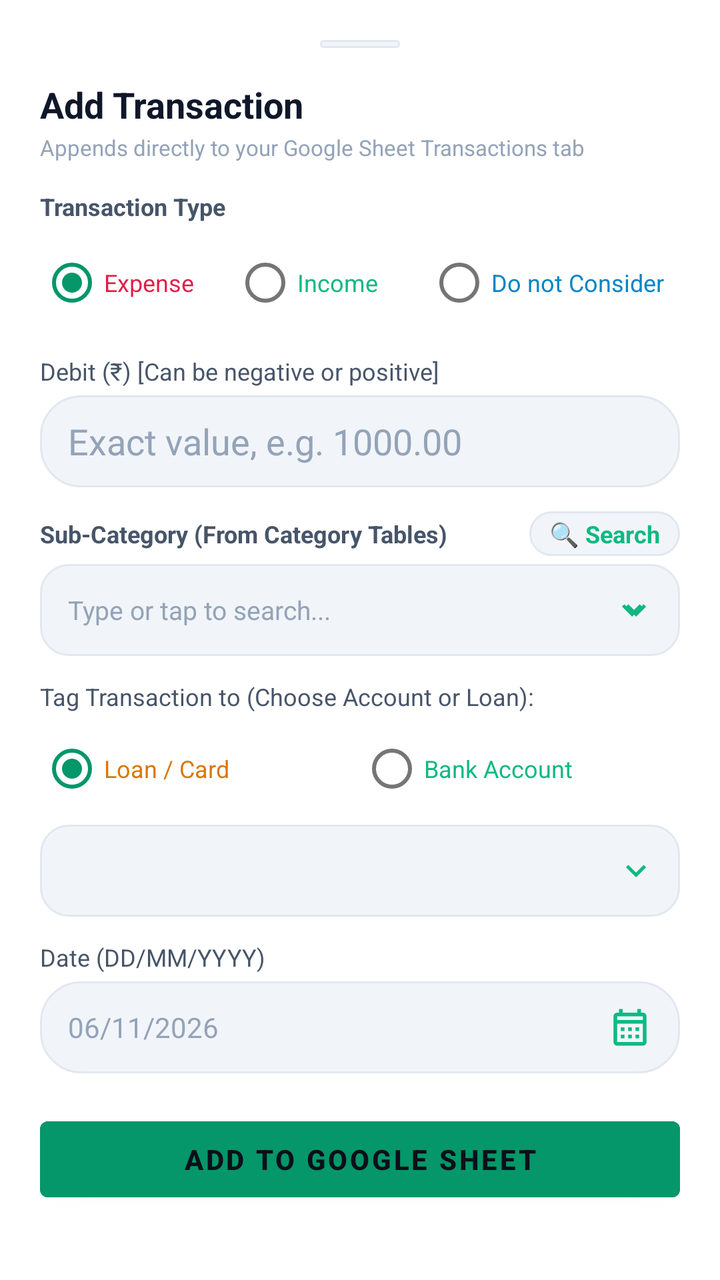
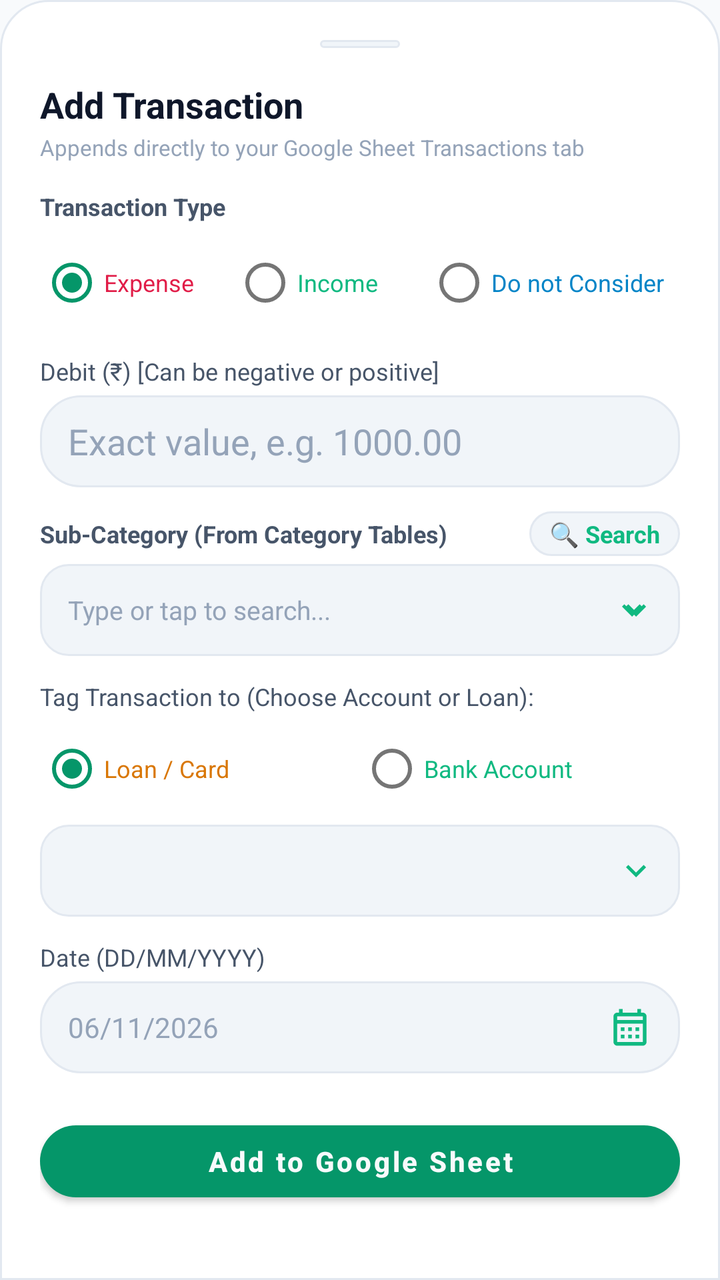

An Android layout rendered at two revisions. The XML below is the earlier revision; the diff shows what the commit changed to produce the second picture.
<!-- AndroidManifest.xml: application theme AppTheme -->
<!-- res/layout/dialog_add_transaction.xml -->
<?xml version="1.0" encoding="utf-8"?>
<androidx.core.widget.NestedScrollView
    xmlns:android="http://schemas.android.com/apk/res/android"
    android:id="@+id/scrollAddTransaction"
    android:layout_width="match_parent"
    android:layout_height="wrap_content"
    android:background="@color/bg_card"
    android:fillViewport="true">

    <LinearLayout
        android:id="@+id/layoutAddTxRoot"
        android:layout_width="match_parent"
        android:layout_height="wrap_content"
        android:orientation="vertical"
        android:padding="20dp"
        android:focusable="true"
        android:focusableInTouchMode="true">

        
        <View
            android:layout_width="40dp"
            android:layout_height="4dp"
            android:layout_gravity="center_horizontal"
            android:background="@drawable/bg_pill_dark"
            android:layout_marginBottom="16dp" />

        <TextView
            android:layout_width="wrap_content"
            android:layout_height="wrap_content"
            android:text="Add Transaction"
            android:textColor="@color/text_primary"
            android:textSize="18sp"
            android:textStyle="bold" />

        <TextView
            android:layout_width="wrap_content"
            android:layout_height="wrap_content"
            android:layout_marginTop="2dp"
            android:text="Appends directly to your Google Sheet Transactions tab"
            android:textColor="@color/text_muted"
            android:textSize="11sp" />

        
        <TextView
            android:layout_width="wrap_content"
            android:layout_height="wrap_content"
            android:layout_marginTop="14dp"
            android:text="Transaction Type"
            android:textColor="@color/text_secondary"
            android:textSize="12sp"
            android:textStyle="bold" />

        <RadioGroup
            android:id="@+id/rgType"
            android:layout_width="match_parent"
            android:layout_height="wrap_content"
            android:layout_marginTop="6dp"
            android:orientation="horizontal">

            <RadioButton
                android:id="@+id/rbExpense"
                android:layout_width="0dp"
                android:layout_weight="1"
                android:layout_height="wrap_content"
                android:text="Expense"
                android:checked="true"
                android:textColor="@color/red_rose"
                android:textSize="12sp" />

            <RadioButton
                android:id="@+id/rbIncome"
                android:layout_width="0dp"
                android:layout_weight="1"
                android:layout_height="wrap_content"
                android:text="Income"
                android:textColor="@color/green_mint"
                android:textSize="12sp" />

            <RadioButton
                android:id="@+id/rbDoNotConsider"
                android:layout_width="0dp"
                android:layout_weight="1.3"
                android:layout_height="wrap_content"
                android:text="Do not Consider"
                android:textColor="@color/blue_sky"
                android:textSize="12sp" />
        </RadioGroup>

        
        <LinearLayout
            android:id="@+id/layoutDebitField"
            android:layout_width="match_parent"
            android:layout_height="wrap_content"
            android:layout_marginTop="12dp"
            android:orientation="vertical">

            <TextView
                android:id="@+id/tvDebitLabel"
                android:layout_width="wrap_content"
                android:layout_height="wrap_content"
                android:text="Debit (₹) [Can be negative or positive]"
                android:textColor="@color/text_secondary"
                android:textSize="12sp" />

            <EditText
                android:id="@+id/etDebit"
                android:layout_width="match_parent"
                android:layout_height="46dp"
                android:layout_marginTop="4dp"
                android:background="@drawable/bg_pill_dark"
                android:hint="Exact value, e.g. 1000.00"
                android:textColorHint="@color/text_muted"
                android:textColor="@color/text_primary"
                android:inputType="numberDecimal|numberSigned"
            android:imeOptions="actionDone"
                android:paddingStart="14dp"
                android:paddingEnd="14dp" />
        </LinearLayout>

        
        <LinearLayout
            android:id="@+id/layoutCreditField"
            android:layout_width="match_parent"
            android:layout_height="wrap_content"
            android:layout_marginTop="12dp"
            android:orientation="vertical"
            android:visibility="gone">

            <TextView
                android:id="@+id/tvCreditLabel"
                android:layout_width="wrap_content"
                android:layout_height="wrap_content"
                android:text="Credit (₹) [Goes into 'Credit']"
                android:textColor="@color/text_secondary"
                android:textSize="12sp" />

            <EditText
                android:id="@+id/etCredit"
                android:layout_width="match_parent"
                android:layout_height="46dp"
                android:layout_marginTop="4dp"
                android:background="@drawable/bg_pill_dark"
                android:hint="Exact value, e.g. 500.00"
                android:textColorHint="@color/text_muted"
                android:textColor="@color/text_primary"
                android:inputType="numberDecimal|numberSigned"
            android:imeOptions="actionDone"
                android:paddingStart="14dp"
                android:paddingEnd="14dp" />
        </LinearLayout>

        
        <LinearLayout
            android:layout_width="match_parent"
            android:layout_height="wrap_content"
            android:layout_marginTop="12dp"
            android:orientation="horizontal"
            android:gravity="center_vertical">

            <TextView
                android:layout_width="0dp"
                android:layout_weight="1"
                android:layout_height="wrap_content"
                android:text="Sub-Category (From Category Tables)"
                android:textColor="@color/text_secondary"
                android:textSize="12sp"
                android:textStyle="bold" />

            <TextView
                android:id="@+id/btnSearchSubCategory"
                android:layout_width="wrap_content"
                android:layout_height="wrap_content"
                android:text="🔍 Search"
                android:textColor="@color/green_mint"
                android:textSize="12sp"
                android:textStyle="bold"
                android:background="@drawable/bg_pill_dark"
                android:paddingStart="10dp"
                android:paddingEnd="10dp"
                android:paddingTop="3dp"
                android:paddingBottom="3dp"
                android:clickable="true"
                android:focusable="true" />
        </LinearLayout>

        <RelativeLayout
            android:layout_width="match_parent"
            android:layout_height="wrap_content"
            android:layout_marginTop="4dp">

            <AutoCompleteTextView
                android:id="@+id/actvSubCategory"
                android:layout_width="match_parent"
                android:layout_height="46dp"
                android:background="@drawable/bg_spinner_dark"
                android:hint="Type or tap to search..."
                android:textColorHint="@color/text_muted"
                android:textColor="@color/text_primary"
                android:textSize="13sp"
                android:paddingStart="14dp"
                android:paddingEnd="42dp"
                android:completionThreshold="1"
                android:dropDownVerticalOffset="4dp"
                android:popupBackground="@color/bg_card_secondary" />

            <ImageView
                android:id="@+id/btnSubCategoryDropdown"
                android:layout_width="36dp"
                android:layout_height="36dp"
                android:layout_alignParentEnd="true"
                android:layout_centerVertical="true"
                android:layout_marginEnd="6dp"
                android:padding="8dp"
                android:src="@drawable/ic_chevron_down"
                android:background="?attr/selectableItemBackgroundBorderless" />
        </RelativeLayout>

        
        <TextView
            android:layout_width="wrap_content"
            android:layout_height="wrap_content"
            android:layout_marginTop="12dp"
            android:text="Tag Transaction to (Choose Account or Loan):"
            android:textColor="@color/text_secondary"
            android:textSize="12sp" />

        <RadioGroup
            android:id="@+id/rgTagType"
            android:layout_width="match_parent"
            android:layout_height="wrap_content"
            android:layout_marginTop="4dp"
            android:orientation="horizontal">

            <RadioButton
                android:id="@+id/rbTagLoan"
                android:layout_width="0dp"
                android:layout_weight="1"
                android:layout_height="wrap_content"
                android:text="Loan / Card"
                android:checked="true"
                android:textColor="@color/amber_gold"
                android:textSize="12sp" />

            <RadioButton
                android:id="@+id/rbTagAccount"
                android:layout_width="0dp"
                android:layout_weight="1"
                android:layout_height="wrap_content"
                android:text="Bank Account"
                android:textColor="@color/green_mint"
                android:textSize="12sp" />
        </RadioGroup>

        <Spinner
            android:id="@+id/spSourceSelector"
            android:layout_width="match_parent"
            android:layout_height="46dp"
            android:layout_marginTop="4dp"
            android:background="@drawable/bg_spinner_dark"
            android:popupBackground="@color/bg_card_secondary"
            android:dropDownVerticalOffset="4dp" />

        
        <LinearLayout
            android:id="@+id/layoutCreditCardTagSection"
            android:layout_width="match_parent"
            android:layout_height="wrap_content"
            android:layout_marginTop="10dp"
            android:orientation="vertical"
            android:visibility="gone">

            <LinearLayout
                android:layout_width="match_parent"
                android:layout_height="wrap_content"
                android:orientation="horizontal"
                android:gravity="center_vertical">

                <TextView
                    android:layout_width="0dp"
                    android:layout_height="wrap_content"
                    android:layout_weight="1"
                    android:text="Tag to Credit Card:"
                    android:textColor="@color/amber_gold"
                    android:textSize="12sp"
                    android:textStyle="bold" />

                <TextView
                    android:id="@+id/btnAddCreditCardInline"
                    android:layout_width="wrap_content"
                    android:layout_height="wrap_content"
                    android:text="＋ Add Card"
                    android:textColor="@color/green_mint"
                    android:textSize="11sp"
                    android:textStyle="bold"
                    android:background="@drawable/bg_chip_green"
                    android:paddingStart="8dp"
                    android:paddingEnd="8dp"
                    android:paddingTop="2dp"
                    android:paddingBottom="2dp"
                    android:clickable="true"
                    android:focusable="true" />
            </LinearLayout>

            <Spinner
                android:id="@+id/spCreditCardSelector"
                android:layout_width="match_parent"
                android:layout_height="46dp"
                android:layout_marginTop="4dp"
                android:background="@drawable/bg_spinner_dark"
                android:popupBackground="@color/bg_card_secondary"
                android:dropDownVerticalOffset="4dp" />

            <TextView
                android:layout_width="wrap_content"
                android:layout_height="wrap_content"
                android:layout_marginTop="4dp"
                android:text="Unbilled amount of this card will be updated by transaction amount"
                android:textColor="@color/text_muted"
                android:textSize="10sp" />
        </LinearLayout>

        
        <TextView
            android:layout_width="wrap_content"
            android:layout_height="wrap_content"
            android:layout_marginTop="12dp"
            android:text="Date (DD/MM/YYYY)"
            android:textColor="@color/text_secondary"
            android:textSize="12sp" />

        <EditText
            android:id="@+id/etDate"
            android:layout_width="match_parent"
            android:layout_height="46dp"
            android:layout_marginTop="4dp"
            android:background="@drawable/bg_pill_dark"
            android:hint="06/11/2026"
            android:textColorHint="@color/text_muted"
            android:textColor="@color/text_primary"
            android:focusable="false"
            android:clickable="true"
            android:cursorVisible="false"
            android:drawableEnd="@drawable/ic_calendar"
            android:drawablePadding="8dp"
            android:drawableTint="@color/green_mint"
            android:textSize="14sp"
            android:gravity="center_vertical"
            android:paddingStart="14dp"
            android:paddingEnd="14dp" />



        
        <Button
            android:id="@+id/btnSubmitTransaction"
            android:layout_width="match_parent"
            android:layout_height="50dp"
            android:layout_marginTop="18dp"
            android:backgroundTint="@color/green_emerald"
            android:text="Add to Google Sheet"
            android:textColor="#0B0F19"
            android:textStyle="bold" />

    </LinearLayout>
</androidx.core.widget.NestedScrollView>
<!-- resources referenced by this layout -->
<resources>
  <color name="amber_gold">#D97706</color>
  <color name="bg_card">#FFFFFF</color>
  <color name="bg_card_secondary">#F1F5F9</color>
  <color name="blue_sky">#0284C7</color>
  <color name="green_emerald">#059669</color>
  <color name="green_mint">#10B981</color>
  <color name="red_rose">#E11D48</color>
  <color name="text_muted">#94A3B8</color>
  <color name="text_primary">#0F172A</color>
  <color name="text_secondary">#475569</color>
  <!-- drawable bg_chip_green (drawable) -->
  <?xml version="1.0" encoding="utf-8"?>
  <shape xmlns:android="http://schemas.android.com/apk/res/android"
      android:shape="rectangle">
      <solid android:color="@color/green_bg" />
      <corners android:radius="12dp" />
      <stroke
          android:width="1dp"
          android:color="@color/green_emerald" />
  </shape>
  <!-- drawable bg_pill_dark (drawable) -->
  <?xml version="1.0" encoding="utf-8"?>
  <shape xmlns:android="http://schemas.android.com/apk/res/android"
      android:shape="rectangle">
      <solid android:color="@color/bg_card_secondary" />
      <corners android:radius="20dp" />
      <stroke
          android:width="1dp"
          android:color="@color/border_dark" />
  </shape>
  <!-- drawable ic_chevron_down (drawable) -->
  <?xml version="1.0" encoding="utf-8"?>
  <vector xmlns:android="http://schemas.android.com/apk/res/android"
      android:width="20dp"
      android:height="20dp"
      android:viewportWidth="24"
      android:viewportHeight="24">
      <path
          android:fillColor="@color/green_mint"
          android:pathData="M7.41,8.59L12,13.17l4.59,-4.58L18,10l-6,6 -6,-6 1.41,-1.41z"/>
  </vector>
  <style name="AppTheme" parent="Theme.MaterialComponents.DayNight.NoActionBar">
          <item name="colorPrimary">@color/colorPrimary</item>
          <item name="colorPrimaryDark">@color/colorPrimaryDark</item>
          <item name="colorAccent">@color/colorAccent</item>
          <item name="android:windowBackground">@color/bg_dark</item>
          <item name="android:statusBarColor">@color/bg_dark</item>
          <item name="android:navigationBarColor">@color/nav_bottom_bg</item>
          <item name="android:textColorPrimary">@color/text_primary</item>
          <item name="android:textColorSecondary">@color/text_secondary</item>
          <item name="android:windowLightStatusBar">true</item>
      </style>
  <color name="green_bg">#D1FAE5</color>
  <color name="border_dark">#E2E8F0</color>
  <color name="colorPrimary">#059669</color>
  <color name="colorPrimaryDark">#F1F5F9</color>
  <color name="colorAccent">#059669</color>
  <color name="bg_dark">#F8FAFC</color>
  <color name="nav_bottom_bg">#FFFFFF</color>
  <!-- unchanged entries left out for length: 2 -->
</resources>

<!-- the commit's change to res/layout/dialog_add_transaction.xml (unified diff, before → after) -->
@@ -1,10 +1,11 @@
 <?xml version="1.0" encoding="utf-8"?>
 <androidx.core.widget.NestedScrollView
     xmlns:android="http://schemas.android.com/apk/res/android"
+    xmlns:app="http://schemas.android.com/apk/res-auto"
     android:id="@+id/scrollAddTransaction"
     android:layout_width="match_parent"
     android:layout_height="wrap_content"
-    android:background="@color/bg_card"
+    android:background="@drawable/bg_bottom_sheet"
     android:fillViewport="true">
 
     <LinearLayout
@@ -351,15 +352,18 @@
 
 
         
-        <Button
+        <com.google.android.material.button.MaterialButton
             android:id="@+id/btnSubmitTransaction"
             android:layout_width="match_parent"
-            android:layout_height="50dp"
-            android:layout_marginTop="18dp"
-            android:backgroundTint="@color/green_emerald"
+            android:layout_height="48dp"
+            android:layout_marginTop="20dp"
+            app:cornerRadius="24dp"
+            app:backgroundTint="@color/colorPrimary"
             android:text="Add to Google Sheet"
-            android:textColor="#0B0F19"
-            android:textStyle="bold" />
+            android:textColor="@color/bg_dark"
+            android:textSize="14sp"
+            android:textStyle="bold"
+            android:textAllCaps="false" />
 
     </LinearLayout>
 </androidx.core.widget.NestedScrollView>
<!-- resource entries referenced after the edit -->
@@ -10,6 +10,20 @@
   <color name="text_muted">#94A3B8</color>
   <color name="text_primary">#0F172A</color>
   <color name="text_secondary">#475569</color>
+  <!-- drawable bg_bottom_sheet (drawable) -->
+  <?xml version="1.0" encoding="utf-8"?>
+  <shape xmlns:android="http://schemas.android.com/apk/res/android"
+      android:shape="rectangle">
+      <solid android:color="@color/bg_card" />
+      <corners
+          android:topLeftRadius="24dp"
+          android:topRightRadius="24dp"
+          android:bottomLeftRadius="0dp"
+          android:bottomRightRadius="0dp" />
+      <stroke
+          android:width="1dp"
+          android:color="@color/border_dark" />
+  </shape>
   <!-- drawable bg_chip_green (drawable) -->
   <?xml version="1.0" encoding="utf-8"?>
   <shape xmlns:android="http://schemas.android.com/apk/res/android"
@@ -51,6 +65,7 @@
           <item name="android:textColorPrimary">@color/text_primary</item>
           <item name="android:textColorSecondary">@color/text_secondary</item>
           <item name="android:windowLightStatusBar">true</item>
+          <item name="bottomSheetDialogTheme">@style/FinMngrBottomSheetDialogTheme</item>
       </style>
   <color name="green_bg">#D1FAE5</color>
   <color name="border_dark">#E2E8F0</color>
@@ -59,6 +74,12 @@
   <color name="colorAccent">#059669</color>
   <color name="bg_dark">#F8FAFC</color>
   <color name="nav_bottom_bg">#FFFFFF</color>
+  <style name="FinMngrBottomSheetDialogTheme" parent="ThemeOverlay.MaterialComponents.BottomSheetDialog">
+          <item name="bottomSheetStyle">@style/FinMngrBottomSheetModal</item>
+      </style>
+  <style name="FinMngrBottomSheetModal" parent="Widget.MaterialComponents.BottomSheet.Modal">
+          <item name="android:background">@android:color/transparent</item>
+      </style>
   <!-- unchanged entries left out for length: 2 -->
 </resources>
 
